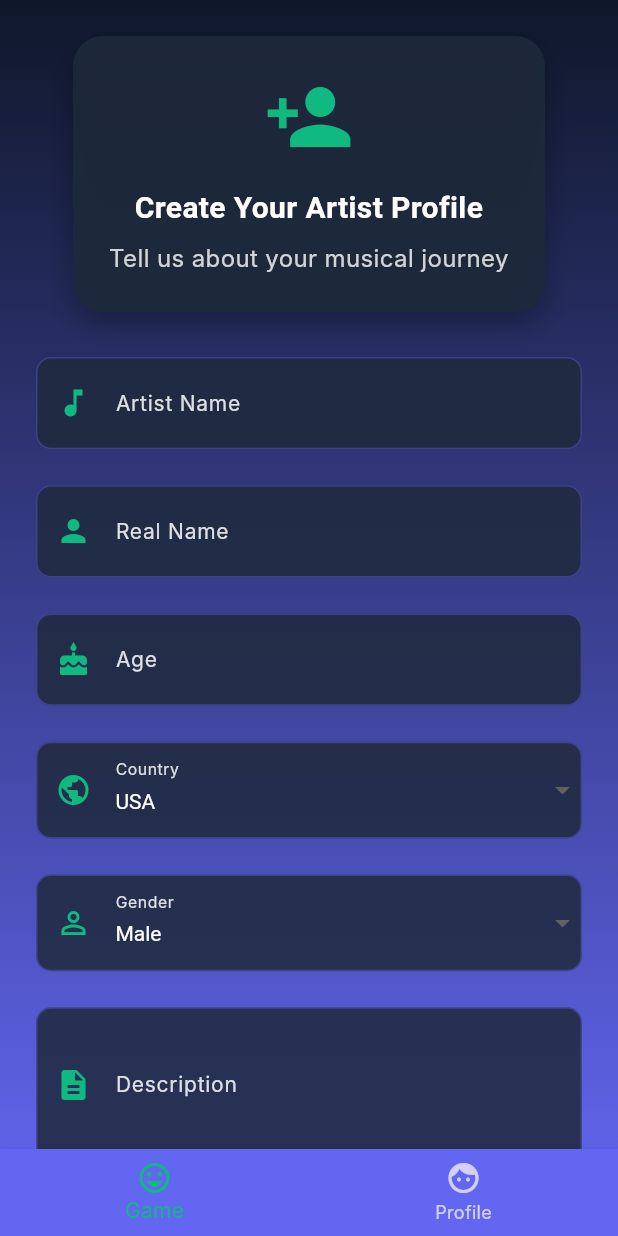
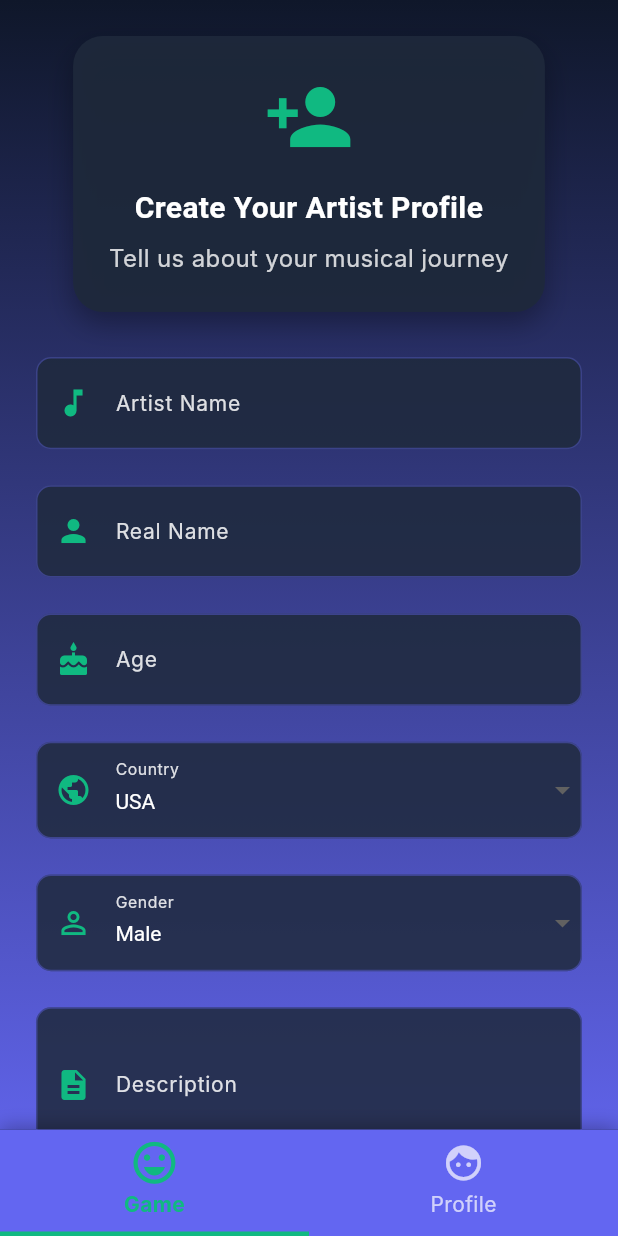
Before and after one commit to furanzu-ro/music_sims, a Flutter app: the MainNavigation screen opened by its route, on a phone screen of 412 x 824 dp. Run offline on Flutter 3.47's test engine with Material 3 defaults, Android fonts, the light colour scheme and no system bars; our stand-ins replace shared_preferences; accounts and stored records are empty; Roboto replaces fonts that are missing (Inter, PressStart2P).

Commit message:
Push all changes including bottom navigation redesign

```diff
--- a/lib/main_navigation.dart
+++ b/lib/main_navigation.dart
@@ -12,42 +12,101 @@ class MainNavigation extends StatefulWidget {
   State<MainNavigation> createState() => _MainNavigationState();
 }
 
-class _MainNavigationState extends State<MainNavigation> {
+class _MainNavigationState extends State<MainNavigation> with SingleTickerProviderStateMixin {
   int _selectedIndex = 0;
+  late AnimationController _controller;
+  late Animation<double> _animation;
 
   static const List<Widget> _widgetOptions = <Widget>[
     GameScreen(),
     ProfileScreen(),
   ];
 
+  @override
+  void initState() {
+    super.initState();
+    _controller = AnimationController(
+      duration: const Duration(milliseconds: 300),
+      vsync: this,
+    );
+    _animation = CurvedAnimation(parent: _controller, curve: Curves.easeInOut);
+  }
+
   void _onItemTapped(int index) {
-    setState(() {
-      _selectedIndex = index;
-    });
+    if (_selectedIndex != index) {
+      setState(() {
+        _selectedIndex = index;
+      });
+      _controller.forward(from: 0.0);
+    }
+  }
+
+  Widget _buildNavItem({required IconData icon, required String label, required int index}) {
+    bool isSelected = _selectedIndex == index;
+    return Expanded(
+      child: GestureDetector(
+        onTap: () => _onItemTapped(index),
+        child: AnimatedBuilder(
+          animation: _animation,
+          builder: (context, child) {
+            double scale = isSelected ? 1.2 : 1.0;
+            Color color = isSelected ? accentColor : Colors.white70;
+            return Container(
+              padding: const EdgeInsets.symmetric(vertical: 8),
+              decoration: BoxDecoration(
+                border: Border(
+                  bottom: BorderSide(
+                    color: isSelected ? accentColor : Colors.transparent,
+                    width: 3,
+                  ),
+                ),
+              ),
+              child: Column(
+                mainAxisSize: MainAxisSize.min,
+                children: [
+                  Transform.scale(
+                    scale: scale,
+                    child: Icon(icon, color: color, size: 28),
+                  ),
+                  const SizedBox(height: 4),
+                  Text(
+                    label,
+                    style: TextStyle(
+                      color: color,
+                      fontWeight: isSelected ? FontWeight.bold : FontWeight.normal,
+                      fontSize: 14,
+                    ),
+                  ),
+                ],
+              ),
+            );
+          },
+        ),
+      ),
+    );
   }
 
   @override
   Widget build(BuildContext context) {
     return Scaffold(
       body: _widgetOptions.elementAt(_selectedIndex),
-      bottomNavigationBar: BottomNavigationBar(
-        backgroundColor: primaryColor,
-        selectedItemColor: accentColor,
-        unselectedItemColor: Colors.white70,
-        currentIndex: _selectedIndex,
-        onTap: _onItemTapped,
-        elevation: 10,
-        type: BottomNavigationBarType.fixed,
-        items: const [
-          BottomNavigationBarItem(
-            icon: Icon(Icons.sentiment_very_satisfied), // cartoony style icon
-            label: 'Game',
-          ),
-          BottomNavigationBarItem(
-            icon: Icon(Icons.face), // cartoony style icon
-            label: 'Profile',
-          ),
-        ],
+      bottomNavigationBar: Container(
+        decoration: BoxDecoration(
+          color: primaryColor,
+          boxShadow: [
+            BoxShadow(
+              color: Colors.black.withOpacity(0.3),
+              blurRadius: 10,
+              offset: const Offset(0, -2),
+            ),
+          ],
+        ),
+        child: Row(
+          children: [
+            _buildNavItem(icon: Icons.sentiment_very_satisfied, label: 'Game', index: 0),
+            _buildNavItem(icon: Icons.face, label: 'Profile', index: 1),
+          ],
+        ),
       ),
     );
   }
```
Also changed, not shown: 7 other files.
